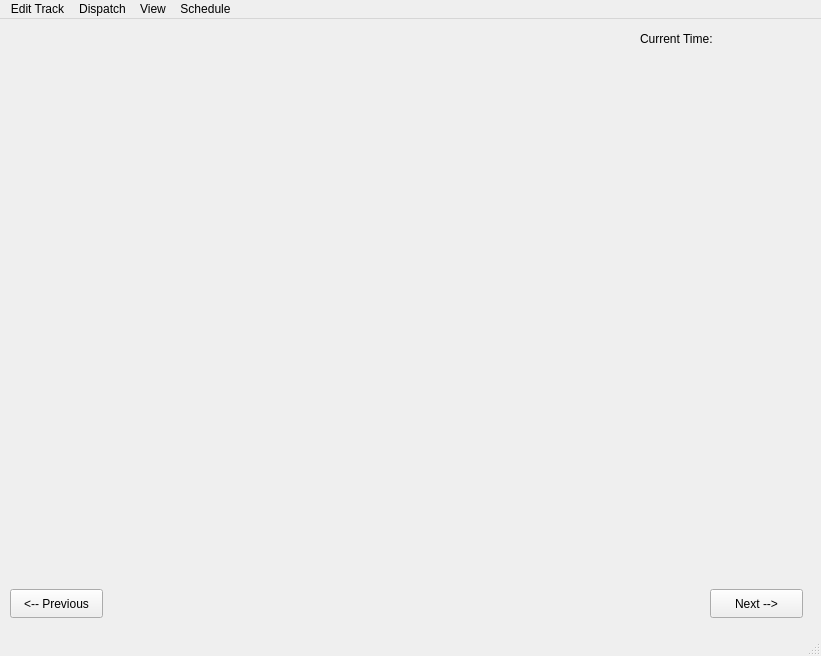
alecippolito/ECE1140-Systems_and_Project_Engineering, file Group2_TrainSystem/ctc_mainwindow.ui: the form before one commit.
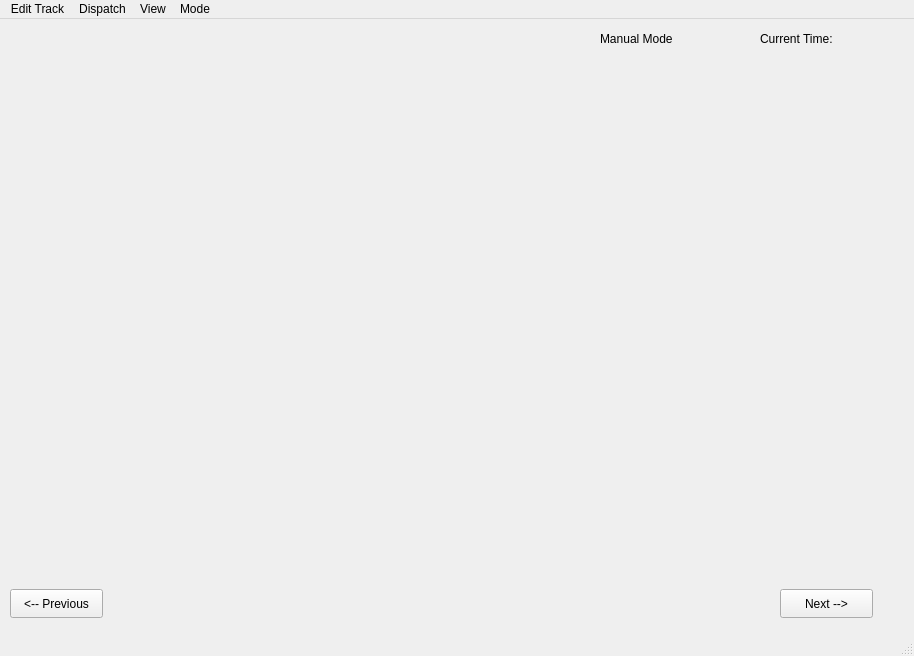
The form after the commit.

Commit message: Added schedule mode, manual/automatic mode, bug fixes

What changed in the file:
```diff
--- a/Group2_TrainSystem/ctc_mainwindow.ui
+++ b/Group2_TrainSystem/ctc_mainwindow.ui
@@ -6,7 +6,7 @@
    <rect>
     <x>0</x>
     <y>0</y>
-    <width>821</width>
+    <width>914</width>
     <height>656</height>
    </rect>
   </property>
@@ -32,7 +32,7 @@
      <rect>
       <x>20</x>
       <y>100</y>
-      <width>751</width>
+      <width>851</width>
       <height>431</height>
      </rect>
     </property>
@@ -59,7 +59,7 @@
    <widget class="QPushButton" name="NextButton">
     <property name="geometry">
      <rect>
-      <x>710</x>
+      <x>780</x>
       <y>570</y>
       <width>93</width>
       <height>29</height>
@@ -72,7 +72,7 @@
    <widget class="QLabel" name="TimeStatement">
     <property name="geometry">
      <rect>
-      <x>640</x>
+      <x>760</x>
       <y>10</y>
       <width>101</width>
       <height>20</height>
@@ -85,7 +85,7 @@
    <widget class="QLabel" name="DayLabel">
     <property name="geometry">
      <rect>
-      <x>640</x>
+      <x>760</x>
       <y>30</y>
       <width>101</width>
       <height>20</height>
@@ -98,7 +98,7 @@
    <widget class="QLabel" name="TimeLabel">
     <property name="geometry">
      <rect>
-      <x>640</x>
+      <x>760</x>
       <y>50</y>
       <width>63</width>
       <height>20</height>
@@ -108,13 +108,26 @@
      <string/>
     </property>
    </widget>
+   <widget class="QLabel" name="CTCModeLabel">
+    <property name="geometry">
+     <rect>
+      <x>600</x>
+      <y>10</y>
+      <width>121</width>
+      <height>20</height>
+     </rect>
+    </property>
+    <property name="text">
+     <string>Manual Mode</string>
+    </property>
+   </widget>
   </widget>
   <widget class="QMenuBar" name="menubar">
    <property name="geometry">
     <rect>
      <x>0</x>
      <y>0</y>
-     <width>821</width>
+     <width>914</width>
      <height>26</height>
     </rect>
    </property>
@@ -138,9 +151,9 @@
     <addaction name="actionView_Red_Line_Statuses"/>
     <addaction name="actionView_Train_Statuses"/>
    </widget>
-   <widget class="QMenu" name="menuSchedule">
+   <widget class="QMenu" name="menuMode">
     <property name="title">
-     <string>Schedule</string>
+     <string>Mode</string>
     </property>
     <addaction name="actionManual"/>
     <addaction name="actionAutomatic"/>
@@ -148,7 +161,7 @@
    <addaction name="menuEdit_Track"/>
    <addaction name="menuDispatch"/>
    <addaction name="menuView"/>
-   <addaction name="menuSchedule"/>
+   <addaction name="menuMode"/>
   </widget>
   <widget class="QStatusBar" name="statusbar"/>
   <action name="actionOpen_Close_Track">
```
Left out of the diff: 19 changed lines with no effect on the pictures. The commit also changes 25 other files.
